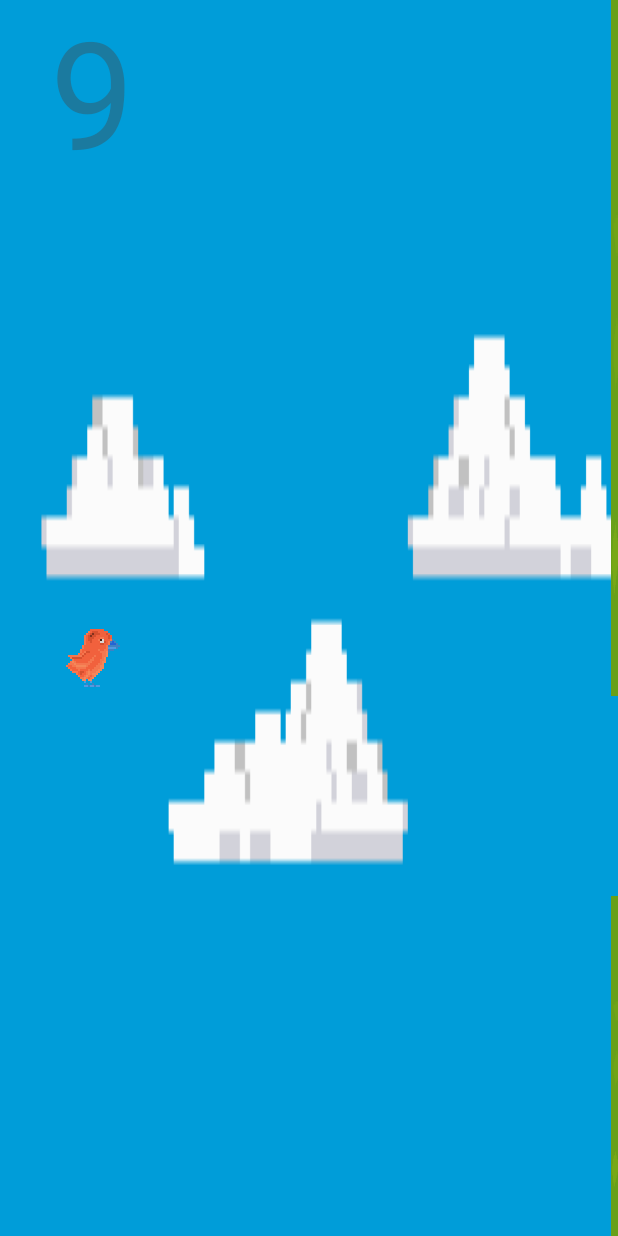
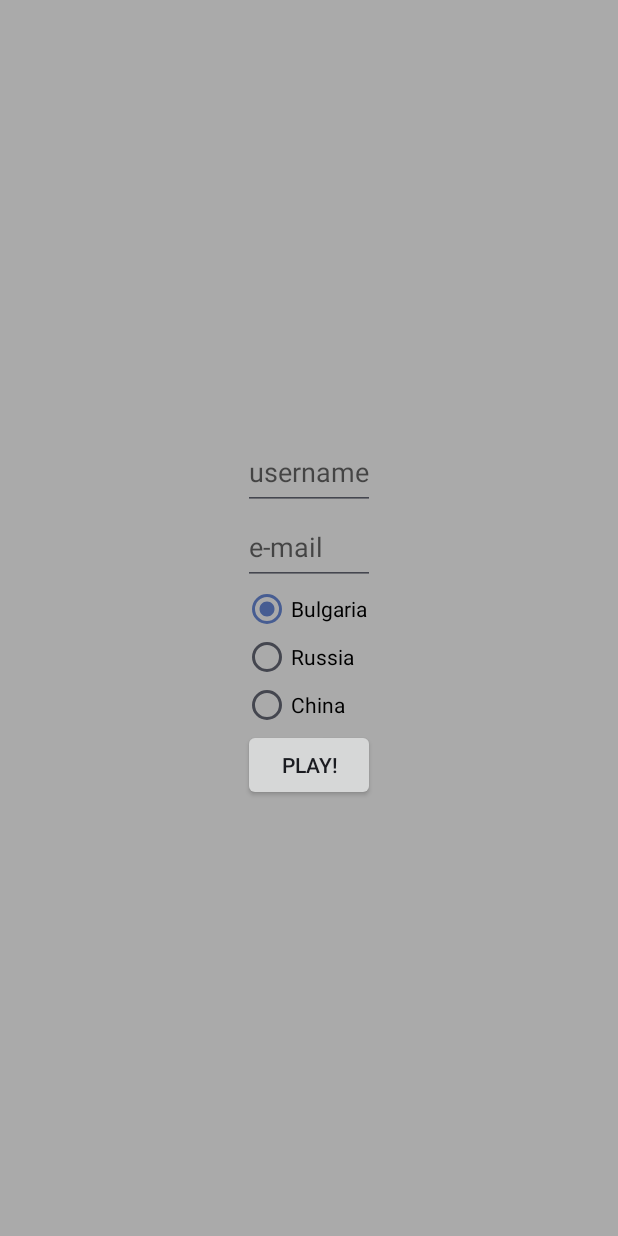
Before and after one commit to MMavrov/Android-Tasks, an Android app: the screen it shows after launch (FlappyMainActivity), on a phone screen of 412 x 824 dp. Run offline under Robolectric (Android 15) with nearby library versions, the phone set to English and light mode, and no system bars.

Commit message:
Fragments
Creating and playing a bit with my brand new login fragment

```diff
--- a/Flappy/app/src/main/java/com/example/mavr0/flappy/FlappyMainActivity.java
+++ b/Flappy/app/src/main/java/com/example/mavr0/flappy/FlappyMainActivity.java
@@ -1,7 +1,10 @@
 package com.example.mavr0.flappy;
 
 import android.app.Activity;
+import android.app.FragmentTransaction;
 import android.os.Bundle;
+
+import com.example.mavr0.flappy.Fragments.LoginFragment;
 
 
 public class FlappyMainActivity extends Activity {
@@ -11,10 +14,13 @@ public class FlappyMainActivity extends Activity {
     protected void onCreate(Bundle savedInstanceState) {
         super.onCreate(savedInstanceState);
 
+        LoginFragment loginFragment = new LoginFragment();
+        FragmentTransaction fragmentTransaction = getFragmentManager().beginTransaction();
+        fragmentTransaction.add(R.id.login_fragment, loginFragment).commit();
+
+        setContentView(R.layout.fragment_login);
+
         DrawingView drawingView = new DrawingView(this, gameClock);
-
-        setContentView(drawingView);
-
         gameClock.subscribe(drawingView);
     }
 }
--- /dev/null
+++ b/Flappy/app/src/main/java/com/example/mavr0/flappy/Fragments/LoginFragment.java
@@ -0,0 +1,81 @@
+package com.example.mavr0.flappy.Fragments;
+
+import android.app.Fragment;
+import android.net.Uri;
+import android.os.Bundle;
+import android.view.LayoutInflater;
+import android.view.View;
+import android.view.ViewGroup;
+import android.widget.Button;
+import android.widget.EditText;
+import android.widget.RadioGroup;
+import android.widget.Toast;
+
+import com.example.mavr0.flappy.R;
+
+public class LoginFragment extends Fragment {
+    private enum Country {
+        Bulgaria,
+        Russia,
+        China
+    }
+
+    private View.OnClickListener playButtonOnClickListener = new View.OnClickListener() {
+        @Override
+        public void onClick(View v) {
+            Toast.makeText(getActivity().getApplicationContext(),
+                    ((EditText)getView().findViewById(R.id.username)).getText(),
+                    Toast.LENGTH_SHORT).show();
+
+
+            Toast.makeText(getActivity().getApplicationContext(),
+                    ((EditText)getView().findViewById(R.id.email)).getText(),
+                    Toast.LENGTH_SHORT).show();
+
+//            Toast.makeText(getActivity().getApplicationContext(),
+//                    Country.values()[(((RadioGroup) getActivity().findViewById(R.id.country)).getCheckedRadioButtonId())].toString(),
+//                    Toast.LENGTH_SHORT).show();
+        }
+    };
+
+    private String username;
+    private String e_mail;
+    private Country country;
+
+    public LoginFragment() {
+        // Required empty public constructor
+    }
+
+    @Override
+    public void onCreate(Bundle savedInstanceState) {
+        super.onCreate(savedInstanceState);
+    }
+
+    @Override
+    public View onCreateView(LayoutInflater inflater, ViewGroup container,
+                             Bundle savedInstanceState) {
+
+        View loginFragmentView = inflater.inflate(R.layout.fragment_login, container, false);
+
+        Button playButton = (Button)loginFragmentView.findViewById(R.id.play_button);
+        playButton.setOnClickListener(playButtonOnClickListener);
+
+        return loginFragmentView;
+    }
+
+    /**
+     * This interface must be implemented by activities that contain this
+     * fragment to allow an interaction in this fragment to be communicated
+     * to the activity and potentially other fragments contained in that
+     * activity.
+     * <p>
+     * See the Android Training lesson <a href=
+     * "http://developer.android.com/training/basics/fragments/communicating.html"
+     * >Communicating with Other Fragments</a> for more information.
+     */
+    public interface OnFragmentInteractionListener {
+        // TODO: Update argument type and name
+        public void onFragmentInteraction(Uri uri);
+    }
+
+}
--- /dev/null
+++ b/Flappy/app/src/main/res/layout/fragment_login.xml
@@ -0,0 +1,64 @@
+<FrameLayout xmlns:android="http://schemas.android.com/apk/res/android"
+    xmlns:tools="http://schemas.android.com/tools"
+    android:layout_width="match_parent"
+    android:layout_height="match_parent"
+    tools:context="com.example.mavr0.flappy.Fragments.LoginFragment"
+    android:background="@android:color/darker_gray" >
+
+    <RelativeLayout
+        android:id="@+id/login_fragment"
+        android:layout_width="match_parent"
+        android:layout_height="match_parent" >
+
+        <LinearLayout
+            android:layout_width="wrap_content"
+            android:layout_height="wrap_content"
+            android:orientation="vertical"
+            android:layout_centerInParent="true">
+
+            <EditText
+                android:id="@+id/username"
+                android:layout_width="match_parent"
+                android:layout_height="50dp"
+                android:layout_gravity="center"
+                android:cursorVisible="true"
+                android:hint="@string/login_fragment_username" />
+
+            <EditText
+                android:id="@+id/email"
+                android:layout_width="match_parent"
+                android:layout_height="50dp"
+                android:cursorVisible="true"
+                android:hint="@string/login_fragment_email" />
+
+            <RadioGroup
+                android:id="@+id/country"
+                android:layout_width="match_parent"
+                android:layout_height="match_parent">
+
+                <RadioButton
+                    android:layout_width="match_parent"
+                    android:layout_height="match_parent"
+                    android:text="@string/login_fragment_Bulgaria"
+                    android:checked="true"/>
+
+                <RadioButton
+                    android:layout_width="match_parent"
+                    android:layout_height="match_parent"
+                    android:text="@string/login_fragment_Russia" />
+
+                <RadioButton
+                    android:layout_width="match_parent"
+                    android:layout_height="match_parent"
+                    android:text="@string/login_fragment_China" />
+
+            </RadioGroup>
+
+            <Button
+                android:id="@+id/play_button"
+                android:layout_width="match_parent"
+                android:layout_height="match_parent"
+                android:text="@string/login_fragment_play" />
+        </LinearLayout>
+    </RelativeLayout>
+</FrameLayout>
--- a/Flappy/app/src/main/res/values/strings.xml
+++ b/Flappy/app/src/main/res/values/strings.xml
@@ -4,5 +4,12 @@
     <string name="app_name">Flappy</string>
     <string name="hello_world">Hello world!</string>
     <string name="action_settings">Settings</string>
+    <string name="hello_blank_fragment">Hello blank fragment</string>
 
+    <string name="login_fragment_username">username</string>
+    <string name="login_fragment_email">e-mail</string>
+    <string name="login_fragment_Bulgaria">Bulgaria</string>
+    <string name="login_fragment_Russia">Russia</string>
+    <string name="login_fragment_China">China</string>
+    <string name="login_fragment_play">Play!</string>
 </resources>
```
